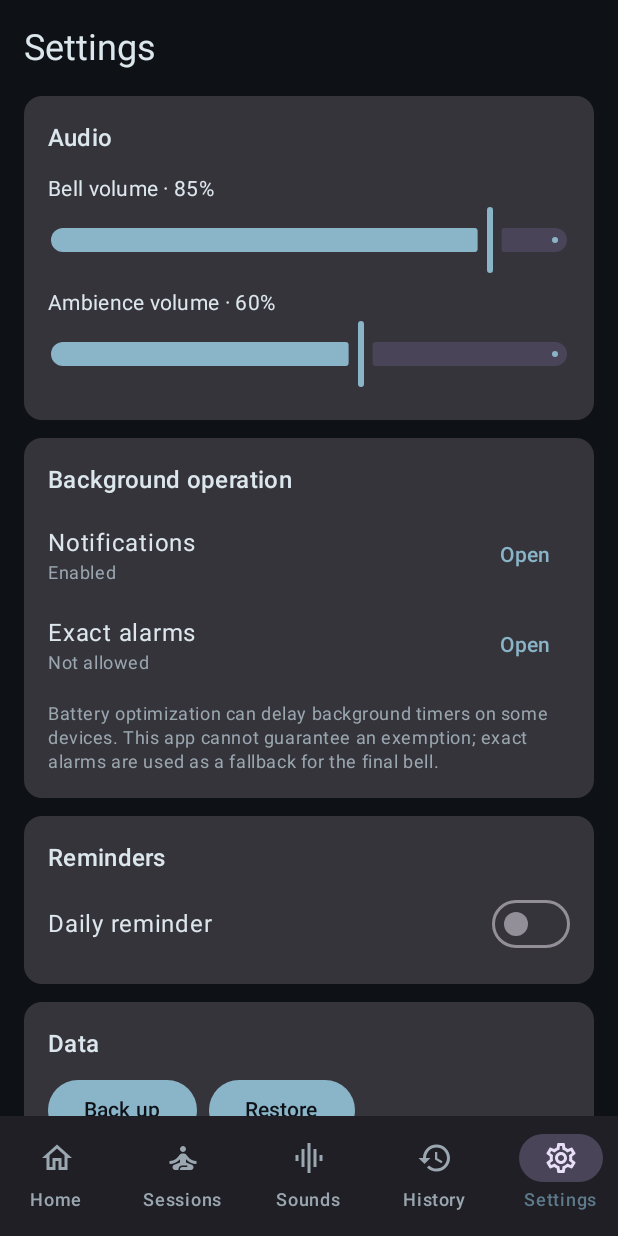
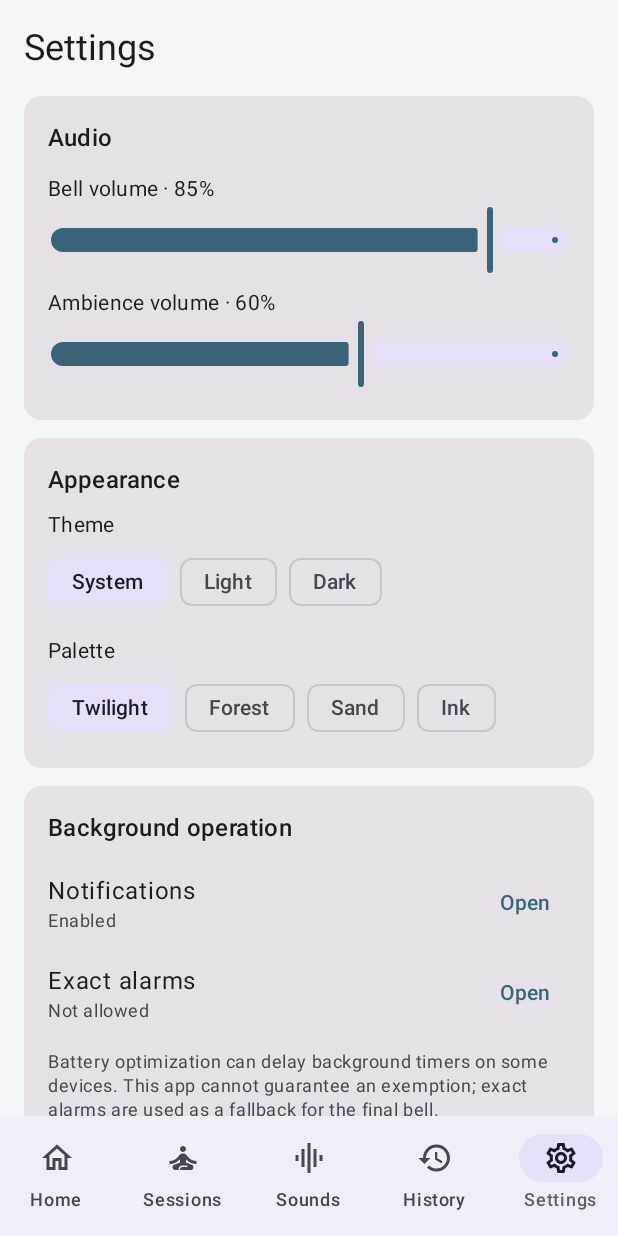
Before and after one commit to alekpeed/meditation, an Android app built with Jetpack Compose: the screen it shows after launch (MainActivity), item 5 of the bottom bar chosen, on a phone screen of 412 x 824 dp. Run offline under Robolectric (Android 15) with nearby library versions, the phone set to English and light mode, and no system bars; our stand-ins replace Room's generated code.

Commit message:
Phase 3: appearance system — palettes and theme mode
Add user-selectable look-and-feel (brief §16 custom themes):

- Theme.kt: a Palette registry with four calm schemes (Twilight, Forest,
  Sand, Ink), each with dark and light Material 3 color schemes.
  MeditationTheme now takes themeMode ("system"|"light"|"dark") and a
  palette key instead of being hard-forced to dark.
- Preferences: new `palette` setting (defaults to twilight) alongside the
  existing `theme`; both persist in DataStore and round-trip through
  backup/restore.
- MainActivity resolves the VM before theming so the chosen mode+palette
  drive MeditationTheme live.
- Settings gains an Appearance section: theme-mode chips and palette chips.

Co-Authored-By: Claude Opus 4.8 <noreply@anthropic.com>
Claude-Session: https://claude.ai/code/session_01W4Rxe5ix223JZbi2CbJ8EY

```diff
--- a/app/src/main/kotlin/com/meditation/app/data/Preferences.kt
+++ b/app/src/main/kotlin/com/meditation/app/data/Preferences.kt
@@ -26,6 +26,7 @@ data class UserPreferences(
     val ambienceVolume: Double = 0.6,
     val interruptionResumeAuto: Boolean = true,
     val theme: String = "system",
+    val palette: String = "twilight",
     val reducedMotion: Boolean = false,
     val keepScreenOn: Boolean = false,
     val reminderEnabled: Boolean = false,
@@ -47,6 +48,7 @@ class PreferencesRepository(private val context: Context) {
             ambienceVolume = p[Keys.ambienceVolume] ?: 0.6,
             interruptionResumeAuto = (p[Keys.resumeAuto] ?: 1) == 1,
             theme = p[Keys.theme] ?: "system",
+            palette = p[Keys.palette] ?: "twilight",
             reducedMotion = (p[Keys.reducedMotion] ?: 0) == 1,
             keepScreenOn = (p[Keys.keepScreenOn] ?: 0) == 1,
             reminderEnabled = (p[Keys.reminderEnabled] ?: 0) == 1,
@@ -67,6 +69,7 @@ class PreferencesRepository(private val context: Context) {
     suspend fun setDefaultPreparation(ms: Long) = edit { it[Keys.defaultPrep] = ms }
     suspend fun setOvertimeMode(mode: OvertimeMode) = edit { it[Keys.overtime] = mode.name }
     suspend fun setTheme(theme: String) = edit { it[Keys.theme] = theme }
+    suspend fun setPalette(palette: String) = edit { it[Keys.palette] = palette }
     suspend fun setReducedMotion(on: Boolean) = edit { it[Keys.reducedMotion] = if (on) 1 else 0 }
     suspend fun setKeepScreenOn(on: Boolean) = edit { it[Keys.keepScreenOn] = if (on) 1 else 0 }
     suspend fun setResumeAuto(on: Boolean) = edit { it[Keys.resumeAuto] = if (on) 1 else 0 }
@@ -85,6 +88,7 @@ class PreferencesRepository(private val context: Context) {
         val ambienceVolume = doublePreferencesKey("ambience_volume")
         val resumeAuto = intPreferencesKey("resume_auto")
         val theme = stringPreferencesKey("theme")
+        val palette = stringPreferencesKey("palette")
         val reducedMotion = intPreferencesKey("reduced_motion")
         val keepScreenOn = intPreferencesKey("keep_screen_on")
         val reminderEnabled = intPreferencesKey("reminder_enabled")
--- a/app/src/main/kotlin/com/meditation/app/ui/MainActivity.kt
+++ b/app/src/main/kotlin/com/meditation/app/ui/MainActivity.kt
@@ -62,10 +62,11 @@ class MainActivity : ComponentActivity() {
         maybeRequestNotifications()
 
         setContent {
-            MeditationTheme {
+            val container = MeditationApp.from(this).container
+            val vm: MeditationViewModel = viewModel(factory = MeditationViewModel.Factory(container))
+            val prefs by vm.preferences.collectAsStateWithLifecycle()
+            MeditationTheme(themeMode = prefs.theme, paletteKey = prefs.palette) {
                 Surface {
-                    val container = MeditationApp.from(this).container
-                    val vm: MeditationViewModel = viewModel(factory = MeditationViewModel.Factory(container))
                     RootScaffold(vm)
                 }
             }
--- a/app/src/main/kotlin/com/meditation/app/ui/MeditationViewModel.kt
+++ b/app/src/main/kotlin/com/meditation/app/ui/MeditationViewModel.kt
@@ -137,6 +137,8 @@ class MeditationViewModel(private val container: AppContainer) : ViewModel() {
     fun toggleSoundFavorite(id: String, favorite: Boolean) = viewModelScope.launch {
         container.soundRepository.setFavorite(id, favorite)
     }
+    fun setTheme(mode: String) = viewModelScope.launch { container.preferencesRepository.setTheme(mode) }
+    fun setPalette(palette: String) = viewModelScope.launch { container.preferencesRepository.setPalette(palette) }
     fun setBellVolume(v: Double) = viewModelScope.launch { container.preferencesRepository.setBellVolume(v) }
     fun setAmbienceVolume(v: Double) = viewModelScope.launch { container.preferencesRepository.setAmbienceVolume(v) }
     fun setReminder(enabled: Boolean, hour: Int, minute: Int) = viewModelScope.launch {
@@ -192,7 +194,7 @@ class MeditationViewModel(private val container: AppContainer) : ViewModel() {
                     val repo = container.preferencesRepository
                     repo.setBellVolume(p.bellVolume); repo.setAmbienceVolume(p.ambienceVolume)
                     repo.setDefaultDuration(p.defaultDurationMs); repo.setDefaultPreparation(p.defaultPreparationMs)
-                    repo.setOvertimeMode(p.overtimeMode); repo.setTheme(p.theme)
+                    repo.setOvertimeMode(p.overtimeMode); repo.setTheme(p.theme); repo.setPalette(p.palette)
                     repo.setReducedMotion(p.reducedMotion); repo.setKeepScreenOn(p.keepScreenOn)
                     repo.setResumeAuto(p.interruptionResumeAuto)
                 }
--- a/app/src/main/kotlin/com/meditation/app/ui/screen/SettingsScreen.kt
+++ b/app/src/main/kotlin/com/meditation/app/ui/screen/SettingsScreen.kt
@@ -50,6 +50,33 @@ fun SettingsScreen(vm: MeditationViewModel) {
         SectionCard("Audio") {
             LabeledSlider("Bell volume", prefs.bellVolume.toFloat()) { vm.setBellVolume(it.toDouble()) }
             LabeledSlider("Ambience volume", prefs.ambienceVolume.toFloat()) { vm.setAmbienceVolume(it.toDouble()) }
+        }
+
+        Spacer(Modifier.height(12.dp))
+        SectionCard("Appearance") {
+            Text("Theme", style = MaterialTheme.typography.bodyMedium)
+            Spacer(Modifier.height(4.dp))
+            Row(horizontalArrangement = Arrangement.spacedBy(8.dp)) {
+                listOf("system" to "System", "light" to "Light", "dark" to "Dark").forEach { (key, label) ->
+                    androidx.compose.material3.FilterChip(
+                        selected = prefs.theme == key,
+                        onClick = { vm.setTheme(key) },
+                        label = { Text(label) },
+                    )
+                }
+            }
+            Spacer(Modifier.height(12.dp))
+            Text("Palette", style = MaterialTheme.typography.bodyMedium)
+            Spacer(Modifier.height(4.dp))
+            Row(Modifier.fillMaxWidth(), horizontalArrangement = Arrangement.spacedBy(8.dp)) {
+                com.meditation.app.ui.theme.Palettes.all.forEach { palette ->
+                    androidx.compose.material3.FilterChip(
+                        selected = prefs.palette == palette.key,
+                        onClick = { vm.setPalette(palette.key) },
+                        label = { Text(palette.title) },
+                    )
+                }
+            }
         }
 
         Spacer(Modifier.height(12.dp))
--- a/app/src/main/kotlin/com/meditation/app/ui/theme/Theme.kt
+++ b/app/src/main/kotlin/com/meditation/app/ui/theme/Theme.kt
@@ -1,6 +1,7 @@
 package com.meditation.app.ui.theme
 
 import androidx.compose.foundation.isSystemInDarkTheme
+import androidx.compose.material3.ColorScheme
 import androidx.compose.material3.MaterialTheme
 import androidx.compose.material3.Typography
 import androidx.compose.material3.darkColorScheme
@@ -8,40 +9,102 @@ import androidx.compose.material3.lightColorScheme
 import androidx.compose.runtime.Composable
 import androidx.compose.ui.graphics.Color
 
-private val Night = Color(0xFF0E1116)
-private val Surface = Color(0xFF161B22)
-private val SurfaceHi = Color(0xFF1E2530)
-private val Accent = Color(0xFF8AB4C8)
-private val AccentDim = Color(0xFF5C7A8A)
-private val OnDark = Color(0xFFDCE7ED)
-private val OnDim = Color(0xFF9AA7B0)
-
-private val DarkColors = darkColorScheme(
-    primary = Accent,
-    onPrimary = Night,
-    secondary = AccentDim,
-    background = Night,
-    onBackground = OnDark,
-    surface = Surface,
-    onSurface = OnDark,
-    surfaceVariant = SurfaceHi,
-    onSurfaceVariant = OnDim,
+/**
+ * Appearance system (brief §16: custom timer faces/themes). A small set of calm palettes, each with
+ * a dark-first and a light variant. The active palette + theme mode ("system" | "light" | "dark")
+ * come from user preferences; [MeditationTheme] resolves them to a Material 3 [ColorScheme].
+ */
+data class Palette(
+    val key: String,
+    val title: String,
+    val dark: ColorScheme,
+    val light: ColorScheme,
+    /** A representative swatch for the settings picker. */
+    val swatch: Color,
 )
 
-private val LightColors = lightColorScheme(
-    primary = Color(0xFF3C6478),
-    background = Color(0xFFF3F5F7),
-    surface = Color(0xFFFFFFFF),
+private fun palette(
+    key: String,
+    title: String,
+    night: Color,
+    surface: Color,
+    surfaceHi: Color,
+    accent: Color,
+    accentDim: Color,
+    onDark: Color,
+    onDim: Color,
+    lightBg: Color,
+    lightPrimary: Color,
+) = Palette(
+    key = key,
+    title = title,
+    swatch = accent,
+    dark = darkColorScheme(
+        primary = accent,
+        onPrimary = night,
+        secondary = accentDim,
+        background = night,
+        onBackground = onDark,
+        surface = surface,
+        onSurface = onDark,
+        surfaceVariant = surfaceHi,
+        onSurfaceVariant = onDim,
+    ),
+    light = lightColorScheme(
+        primary = lightPrimary,
+        background = lightBg,
+        surface = Color(0xFFFFFFFF),
+    ),
 )
+
+object Palettes {
+    val Twilight = palette(
+        "twilight", "Twilight",
+        night = Color(0xFF0E1116), surface = Color(0xFF161B22), surfaceHi = Color(0xFF1E2530),
+        accent = Color(0xFF8AB4C8), accentDim = Color(0xFF5C7A8A),
+        onDark = Color(0xFFDCE7ED), onDim = Color(0xFF9AA7B0),
+        lightBg = Color(0xFFF3F5F7), lightPrimary = Color(0xFF3C6478),
+    )
+    val Forest = palette(
+        "forest", "Forest",
+        night = Color(0xFF0D1310), surface = Color(0xFF151E18), surfaceHi = Color(0xFF1E2A22),
+        accent = Color(0xFF8CC0A0), accentDim = Color(0xFF5E876E),
+        onDark = Color(0xFFDCEAE0), onDim = Color(0xFF97A99D),
+        lightBg = Color(0xFFF1F6F2), lightPrimary = Color(0xFF3A6B4C),
+    )
+    val Sand = palette(
+        "sand", "Sand",
+        night = Color(0xFF17130E), surface = Color(0xFF221C14), surfaceHi = Color(0xFF2E2519),
+        accent = Color(0xFFD9B892), accentDim = Color(0xFF9C815F),
+        onDark = Color(0xFFEDE3D6), onDim = Color(0xFFB0A492),
+        lightBg = Color(0xFFF7F3EC), lightPrimary = Color(0xFF7A5C34),
+    )
+    val Ink = palette(
+        "ink", "Ink",
+        night = Color(0xFF0F0F11), surface = Color(0xFF17181B), surfaceHi = Color(0xFF212327),
+        accent = Color(0xFFB8BCC4), accentDim = Color(0xFF7C808A),
+        onDark = Color(0xFFE4E6EA), onDim = Color(0xFF9DA0A8),
+        lightBg = Color(0xFFF4F4F6), lightPrimary = Color(0xFF454850),
+    )
+
+    val all = listOf(Twilight, Forest, Sand, Ink)
+    fun byKey(key: String): Palette = all.firstOrNull { it.key == key } ?: Twilight
+}
 
 @Composable
 fun MeditationTheme(
-    forceDark: Boolean = true, // the app's meditative aesthetic is dark-first
+    themeMode: String = "dark",
+    paletteKey: String = "twilight",
     content: @Composable () -> Unit,
 ) {
-    val scheme = if (forceDark || isSystemInDarkTheme()) DarkColors else LightColors
+    val palette = Palettes.byKey(paletteKey)
+    val dark = when (themeMode) {
+        "light" -> false
+        "dark" -> true
+        else -> isSystemInDarkTheme()
+    }
     MaterialTheme(
-        colorScheme = scheme,
+        colorScheme = if (dark) palette.dark else palette.light,
         typography = Typography(),
         content = content,
     )
```
